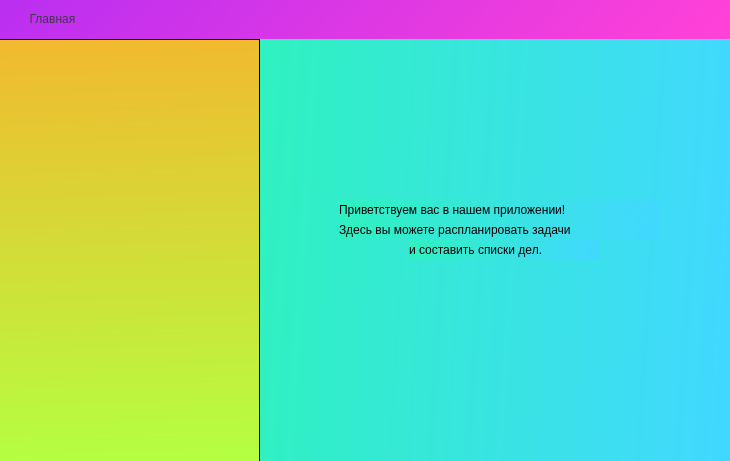
Qt form mainwindow.ui (anyatomik/TaskProject) before a commit.
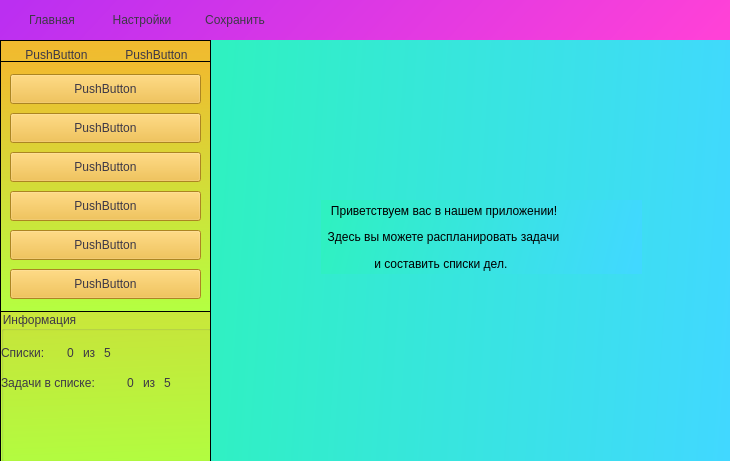
The same form after that commit. Icons and pictures are not drawn.

Commit message: add some buttons and stylesheets

Diff of the .ui file:
```diff
--- a/mainwindow.ui
+++ b/mainwindow.ui
@@ -24,7 +24,7 @@
       <x>0</x>
       <y>-5</y>
       <width>731</width>
-      <height>44</height>
+      <height>45</height>
      </rect>
     </property>
     <property name="styleSheet">
@@ -33,14 +33,23 @@
     <widget class="QPushButton" name="pushButton">
      <property name="geometry">
       <rect>
-       <x>10</x>
-       <y>10</y>
-       <width>85</width>
+       <x>12</x>
+       <y>11</y>
+       <width>80</width>
        <height>28</height>
       </rect>
      </property>
      <property name="styleSheet">
-      <string notr="true">color: rgb(61, 56, 70);</string>
+      <string notr="true">QPushButton {
+ 
+	background-color: rgba(191, 64, 64, 0);
+   color: rgb(61, 56, 70);
+
+}
+
+QPushButton:pressed {
+    background-color:  rgb(192, 97, 203)
+}</string>
      </property>
      <property name="text">
       <string>Главная</string>
@@ -49,99 +58,622 @@
       <bool>true</bool>
      </property>
     </widget>
+    <widget class="QPushButton" name="pushButton_2">
+     <property name="geometry">
+      <rect>
+       <x>192</x>
+       <y>11</y>
+       <width>86</width>
+       <height>28</height>
+      </rect>
+     </property>
+     <property name="styleSheet">
+      <string notr="true">QPushButton {
+ 
+
+   color: rgb(61, 56, 70);
+	
+}
+
+QPushButton:pressed {
+    background-color:  rgb(192, 97, 203)
+}</string>
+     </property>
+     <property name="text">
+      <string>Сохранить</string>
+     </property>
+     <property name="flat">
+      <bool>true</bool>
+     </property>
+    </widget>
+    <widget class="QPushButton" name="pushButton_3">
+     <property name="geometry">
+      <rect>
+       <x>98</x>
+       <y>11</y>
+       <width>88</width>
+       <height>28</height>
+      </rect>
+     </property>
+     <property name="styleSheet">
+      <string notr="true">QPushButton {
+ 
+   
+   color: rgb(61, 56, 70);
+
+}
+
+QPushButton:pressed {
+    background-color:  rgb(192, 97, 203)
+}</string>
+     </property>
+     <property name="text">
+      <string>Настройки</string>
+     </property>
+     <property name="flat">
+      <bool>true</bool>
+     </property>
+    </widget>
    </widget>
    <widget class="QStackedWidget" name="stackedWidget">
     <property name="geometry">
      <rect>
-      <x>259</x>
-      <y>39</y>
-      <width>474</width>
-      <height>423</height>
+      <x>0</x>
+      <y>40</y>
+      <width>731</width>
+      <height>421</height>
      </rect>
     </property>
     <property name="styleSheet">
-     <string notr="true">background-color: qlineargradient(spread:pad, x1:0, y1:0.477, x2:1, y2:0.534, stop:0 rgba(47, 241, 193, 255), stop:1 rgba(65, 216, 255, 255));</string>
+     <string notr="true">background-color: rgb(255, 255, 255);</string>
     </property>
-    <widget class="QWidget" name="page">
-     <widget class="QLabel" name="label">
+    <property name="currentIndex">
+     <number>0</number>
+    </property>
+    <widget class="QWidget" name="main">
+     <widget class="QStackedWidget" name="checks">
       <property name="geometry">
        <rect>
-        <x>80</x>
-        <y>160</y>
-        <width>321</width>
-        <height>21</height>
+        <x>210</x>
+        <y>0</y>
+        <width>531</width>
+        <height>423</height>
        </rect>
       </property>
       <property name="styleSheet">
-       <string notr="true">color: rgb(0, 0, 0);
-font: 900 11pt &quot;Segoe UI&quot;;</string>
+       <string notr="true">background-color: qlineargradient(spread:pad, x1:0, y1:0.477, x2:1, y2:0.534, stop:0 rgba(47, 241, 193, 255), stop:1 rgba(65, 216, 255, 255));
+font: 700 11pt &quot;Segoe UI&quot;;
+</string>
       </property>
-      <property name="text">
-       <string>Приветствуем вас в нашем приложении!</string>
+      <property name="currentIndex">
+       <number>0</number>
       </property>
+      <widget class="QWidget" name="maincheck">
+       <widget class="QWidget" name="layoutWidget">
+        <property name="geometry">
+         <rect>
+          <x>111</x>
+          <y>160</y>
+          <width>321</width>
+          <height>74</height>
+         </rect>
+        </property>
+        <layout class="QVBoxLayout" name="verticalLayout">
+         <item>
+          <widget class="QLabel" name="label">
+           <property name="styleSheet">
+            <string notr="true">color: rgb(0,0,0);
+background-color: rgba(191, 64, 64, 0);
+
+</string>
+           </property>
+           <property name="text">
+            <string>   Приветствуем вас в нашем приложении!</string>
+           </property>
+          </widget>
+         </item>
+         <item>
+          <widget class="QLabel" name="label_2">
+           <property name="styleSheet">
+            <string notr="true">color: rgb(0, 0, 0);
+background-color: rgba(191, 64, 64, 0);
+</string>
+           </property>
+           <property name="text">
+            <string>  Здесь вы можете распланировать задачи</string>
+           </property>
+          </widget>
+         </item>
+         <item>
+          <widget class="QLabel" name="label_3">
+           <property name="styleSheet">
+            <string notr="true">color: rgb(0, 0, 0);
+background-color: rgba(191, 64, 64, 0);</string>
+           </property>
+           <property name="text">
+            <string>                и составить списки дел.</string>
+           </property>
+          </widget>
+         </item>
+        </layout>
+       </widget>
+      </widget>
+      <widget class="QWidget" name="check_1"/>
+      <widget class="QWidget" name="check_2"/>
+      <widget class="QWidget" name="check_3"/>
+      <widget class="QWidget" name="check_4"/>
+      <widget class="QWidget" name="check_5"/>
      </widget>
-     <widget class="QLabel" name="label_2">
+     <widget class="QScrollArea" name="scrollArea">
       <property name="geometry">
        <rect>
-        <x>80</x>
-        <y>180</y>
-        <width>321</width>
-        <height>21</height>
+        <x>0</x>
+        <y>0</y>
+        <width>211</width>
+        <height>423</height>
        </rect>
       </property>
       <property name="styleSheet">
-       <string notr="true">color: rgb(0, 0, 0);
-font: 900 11pt &quot;Segoe UI&quot;;</string>
+       <string notr="true">background-color: qlineargradient(spread:pad, x1:0.487, y1:0, x2:0.503, y2:1, stop:0 rgba(241, 186, 47, 255), stop:1 rgba(180, 255, 65, 255));
+font: 700 11pt &quot;Segoe UI&quot;;</string>
       </property>
-      <property name="text">
-       <string>Здесь вы можете распланировать задачи</string>
+      <property name="widgetResizable">
+       <bool>true</bool>
       </property>
+      <widget class="QWidget" name="scrollAreaWidgetContents">
+       <property name="geometry">
+        <rect>
+         <x>0</x>
+         <y>0</y>
+         <width>209</width>
+         <height>421</height>
+        </rect>
+       </property>
+       <widget class="QGroupBox" name="groupBox">
+        <property name="geometry">
+         <rect>
+          <x>0</x>
+          <y>270</y>
+          <width>211</width>
+          <height>151</height>
+         </rect>
+        </property>
+        <property name="styleSheet">
+         <string notr="true">
+font: 700 11pt &quot;Segoe UI&quot;;
+background-color: rgba(191, 64, 64, 0);
+color: rgb(61, 56, 70);</string>
+        </property>
+        <property name="title">
+         <string>Информация</string>
+        </property>
+        <widget class="QWidget" name="">
+         <property name="geometry">
+          <rect>
+           <x>0</x>
+           <y>30</y>
+           <width>211</width>
+           <height>54</height>
+          </rect>
+         </property>
+         <layout class="QVBoxLayout" name="verticalLayout_3">
+          <item>
+           <layout class="QHBoxLayout" name="horizontalLayout_2">
+            <item>
+             <widget class="QLabel" name="label_4">
+              <property name="minimumSize">
+               <size>
+                <width>60</width>
+                <height>0</height>
+               </size>
+              </property>
+              <property name="maximumSize">
+               <size>
+                <width>60</width>
+                <height>16777215</height>
+               </size>
+              </property>
+              <property name="text">
+               <string>Списки:</string>
+              </property>
+             </widget>
+            </item>
+            <item>
+             <widget class="QLabel" name="label_5">
+              <property name="minimumSize">
+               <size>
+                <width>0</width>
+                <height>0</height>
+               </size>
+              </property>
+              <property name="maximumSize">
+               <size>
+                <width>10</width>
+                <height>16777215</height>
+               </size>
+              </property>
+              <property name="text">
+               <string>0</string>
+              </property>
+             </widget>
+            </item>
+            <item>
+             <widget class="QLabel" name="label_6">
+              <property name="minimumSize">
+               <size>
+                <width>0</width>
+                <height>0</height>
+               </size>
+              </property>
+              <property name="maximumSize">
+               <size>
+                <width>15</width>
+                <height>16777215</height>
+               </size>
+              </property>
+              <property name="text">
+               <string>из</string>
+              </property>
+             </widget>
+            </item>
+            <item>
+             <widget class="QLabel" name="label_7">
+              <property name="minimumSize">
+               <size>
+                <width>0</width>
+                <height>0</height>
+               </size>
+              </property>
+              <property name="text">
+               <string>5</string>
+              </property>
+             </widget>
+            </item>
+           </layout>
+          </item>
+          <item>
+           <layout class="QVBoxLayout" name="verticalLayout_2">
+            <item>
+             <layout class="QHBoxLayout" name="horizontalLayout_4">
+              <item>
+               <widget class="QLabel" name="label_13">
+                <property name="minimumSize">
+                 <size>
+                  <width>120</width>
+                  <height>0</height>
+                 </size>
+                </property>
+                <property name="text">
+                 <string>Задачи в списке:</string>
+                </property>
+               </widget>
+              </item>
+              <item>
+               <widget class="QLabel" name="label_14">
+                <property name="minimumSize">
+                 <size>
+                  <width>0</width>
+                  <height>0</height>
+                 </size>
+                </property>
+                <property name="maximumSize">
+                 <size>
+                  <width>10</width>
+                  <height>16777215</height>
+                 </size>
+                </property>
+                <property name="text">
+                 <string>0</string>
+                </property>
+               </widget>
+              </item>
+              <item>
+               <widget class="QLabel" name="label_15">
+                <property name="minimumSize">
+                 <size>
+                  <width>0</width>
+                  <height>0</height>
+                 </size>
+                </property>
+                <property name="maximumSize">
+                 <size>
+                  <width>15</width>
+                  <height>16777215</height>
+                 </size>
+                </property>
+                <property name="text">
+                 <string>из</string>
+                </property>
+               </widget>
+              </item>
+              <item>
+               <widget class="QLabel" name="label_16">
+                <property name="minimumSize">
+                 <size>
+                  <width>0</width>
+                  <height>0</height>
+                 </size>
+                </property>
+                <property name="text">
+                 <string>5</string>
+                </property>
+               </widget>
+              </item>
+             </layout>
+            </item>
+           </layout>
+          </item>
+         </layout>
+        </widget>
+       </widget>
+       <widget class="QPushButton" name="pushButton_4">
+        <property name="geometry">
+         <rect>
+          <x>10</x>
+          <y>0</y>
+          <width>91</width>
+          <height>28</height>
+         </rect>
+        </property>
+        <property name="styleSheet">
+         <string notr="true">
+QPushButton {
+ 
+	background-color:rgba(241, 186, 47, 255);
+   color: rgb(61, 56, 70);
+
+}
+
+QPushButton:pressed {
+    background-color:  rgb(246, 211, 45)
+}</string>
+        </property>
+        <property name="text">
+         <string>PushButton</string>
+        </property>
+        <property name="flat">
+         <bool>true</bool>
+        </property>
+       </widget>
+       <widget class="QPushButton" name="pushButton_5">
+        <property name="geometry">
+         <rect>
+          <x>110</x>
+          <y>0</y>
+          <width>91</width>
+          <height>28</height>
+         </rect>
+        </property>
+        <property name="styleSheet">
+         <string notr="true">QPushButton {
+ 
+	background-color: rgba(241, 186, 47, 255);
+   color: rgb(61, 56, 70);
+
+}
+
+QPushButton:pressed {
+    background-color: rgb(248, 228, 92)
+}</string>
+        </property>
+        <property name="text">
+         <string>PushButton</string>
+        </property>
+        <property name="flat">
+         <bool>true</bool>
+        </property>
+       </widget>
+       <widget class="QScrollArea" name="scrollArea_2">
+        <property name="geometry">
+         <rect>
+          <x>-1</x>
+          <y>20</y>
+          <width>211</width>
+          <height>251</height>
+         </rect>
+        </property>
+        <property name="styleSheet">
+         <string notr="true"/>
+        </property>
+        <property name="widgetResizable">
+         <bool>true</bool>
+        </property>
+        <widget class="QWidget" name="scrollAreaWidgetContents_2">
+         <property name="geometry">
+          <rect>
+           <x>0</x>
+           <y>0</y>
+           <width>209</width>
+           <height>249</height>
+          </rect>
+         </property>
+         <layout class="QVBoxLayout" name="verticalLayout_4">
+          <item>
+           <widget class="QPushButton" name="chbut_0">
+            <property name="minimumSize">
+             <size>
+              <width>0</width>
+              <height>30</height>
+             </size>
+            </property>
+            <property name="styleSheet">
+             <string notr="true">
+QPushButton {
+ 
+	background-color:rgba(241, 186, 47, 255);
+   color: rgb(61, 56, 70);
+
+}
+
+QPushButton:pressed {
+    background-color:  rgb(246, 211, 45)
+}</string>
+            </property>
+            <property name="text">
+             <string>PushButton</string>
+            </property>
+            <property name="checkable">
+             <bool>true</bool>
+            </property>
+           </widget>
+          </item>
+          <item>
+           <widget class="QPushButton" name="chbut_1">
+            <property name="minimumSize">
+             <size>
+              <width>0</width>
+              <height>30</height>
+             </size>
+            </property>
+            <property name="styleSheet">
+             <string notr="true">
+QPushButton {
+ 
+	background-color:rgba(241, 186, 47, 255);
+   color: rgb(61, 56, 70);
+
+}
+
+QPushButton:pressed {
+    background-color:  rgb(246, 211, 45)
+}</string>
+            </property>
+            <property name="text">
+             <string>PushButton</string>
+            </property>
+            <property name="checkable">
+             <bool>true</bool>
+            </property>
+           </widget>
+          </item>
+          <item>
+           <widget class="QPushButton" name="chbut_2">
+            <property name="minimumSize">
+             <size>
+              <width>0</width>
+              <height>30</height>
+             </size>
+            </property>
+            <property name="styleSheet">
+             <string notr="true">
+QPushButton {
+ 
+	background-color:rgba(241, 186, 47, 255);
+   color: rgb(61, 56, 70);
+
+}
+
+QPushButton:pressed {
+    background-color:  rgb(246, 211, 45)
+}</string>
+            </property>
+            <property name="text">
+             <string>PushButton</string>
+            </property>
+            <property name="checkable">
+             <bool>true</bool>
+            </property>
+           </widget>
+          </item>
+          <item>
+           <widget class="QPushButton" name="chbut_3">
+            <property name="minimumSize">
+             <size>
+              <width>0</width>
+              <height>30</height>
+             </size>
+            </property>
+            <property name="styleSheet">
+             <string notr="true">
+QPushButton {
+ 
+	background-color:rgba(241, 186, 47, 255);
+   color: rgb(61, 56, 70);
+
+}
+
+QPushButton:pressed {
+    background-color:  rgb(246, 211, 45)
+}</string>
+            </property>
+            <property name="text">
+             <string>PushButton</string>
+            </property>
+            <property name="checkable">
+             <bool>true</bool>
+            </property>
+           </widget>
+          </item>
+          <item>
+           <widget class="QPushButton" name="chbut_4">
+            <property name="minimumSize">
+             <size>
+              <width>0</width>
+              <height>30</height>
+             </size>
+            </property>
+            <property name="styleSheet">
+             <string notr="true">
+QPushButton {
+ 
+	background-color:rgba(241, 186, 47, 255);
+   color: rgb(61, 56, 70);
+
+}
+
+QPushButton:pressed {
+    background-color:  rgb(246, 211, 45)
+}</string>
+            </property>
+            <property name="text">
+             <string>PushButton</string>
+            </property>
+            <property name="checkable">
+             <bool>true</bool>
+            </property>
+           </widget>
+          </item>
+          <item>
+           <widget class="QPushButton" name="chbut_6">
+            <property name="minimumSize">
+             <size>
+              <width>191</width>
+              <height>30</height>
+             </size>
+            </property>
+            <property name="styleSheet">
+             <string notr="true">
+QPushButton {
+ 
+	background-color:rgba(241, 186, 47, 255);
+   color: rgb(61, 56, 70);
+
+}
+
+QPushButton:pressed {
+    background-color:  rgb(246, 211, 45)
+}</string>
+            </property>
+            <property name="text">
+             <string>PushButton</string>
+            </property>
+            <property name="checkable">
+             <bool>true</bool>
+            </property>
+           </widget>
+          </item>
+         </layout>
+        </widget>
+       </widget>
+       <zorder></zorder>
+       <zorder>scrollArea_2</zorder>
+       <zorder>groupBox</zorder>
+       <zorder>pushButton_4</zorder>
+       <zorder>pushButton_5</zorder>
+      </widget>
      </widget>
-     <widget class="QLabel" name="label_3">
-      <property name="geometry">
-       <rect>
-        <x>150</x>
-        <y>200</y>
-        <width>191</width>
-        <height>21</height>
-       </rect>
-      </property>
-      <property name="styleSheet">
-       <string notr="true">color: rgb(0, 0, 0);
-font: 900 11pt &quot;Segoe UI&quot;;</string>
-      </property>
-      <property name="text">
-       <string>и составить списки дел.</string>
-      </property>
-     </widget>
     </widget>
-    <widget class="QWidget" name="page_2"/>
-   </widget>
-   <widget class="QScrollArea" name="scrollArea">
-    <property name="geometry">
-     <rect>
-      <x>-1</x>
-      <y>39</y>
-      <width>261</width>
-      <height>423</height>
-     </rect>
-    </property>
-    <property name="styleSheet">
-     <string notr="true">background-color: qlineargradient(spread:pad, x1:0.487, y1:0, x2:0.503, y2:1, stop:0 rgba(241, 186, 47, 255), stop:1 rgba(180, 255, 65, 255));</string>
-    </property>
-    <property name="widgetResizable">
-     <bool>true</bool>
-    </property>
-    <widget class="QWidget" name="scrollAreaWidgetContents">
-     <property name="geometry">
-      <rect>
-       <x>0</x>
-       <y>0</y>
-       <width>259</width>
-       <height>421</height>
-      </rect>
-     </property>
-    </widget>
+    <widget class="QWidget" name="settings"/>
    </widget>
   </widget>
  </widget>
```
Left out of the diff: 8 changed lines with no effect on the pictures. The commit also changes 12 other files.
